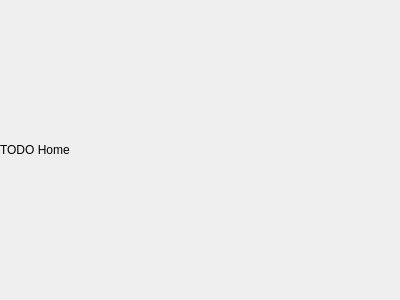
The window that src/preppipe_gui_pyside6/forms/homewidget.ui (PrepPipe/preppipe-python) describes before a commit, drawn with Qt 5.
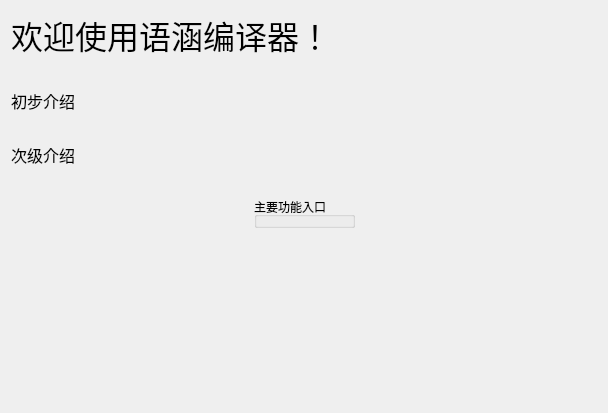
The same window after the commit.

Commit message: [GUI] home page improvement

What changed in the file:
```diff
--- a/src/preppipe_gui_pyside6/forms/homewidget.ui
+++ b/src/preppipe_gui_pyside6/forms/homewidget.ui
@@ -6,33 +6,112 @@
    <rect>
     <x>0</x>
     <y>0</y>
-    <width>400</width>
-    <height>300</height>
+    <width>608</width>
+    <height>413</height>
    </rect>
   </property>
   <property name="windowTitle">
    <string>Form</string>
   </property>
   <layout class="QVBoxLayout" name="verticalLayout">
-   <property name="leftMargin">
-    <number>0</number>
+   <property name="spacing">
+    <number>30</number>
    </property>
-   <property name="topMargin">
-    <number>0</number>
-   </property>
-   <property name="rightMargin">
-    <number>0</number>
-   </property>
-   <property name="bottomMargin">
-    <number>0</number>
-   </property>
    <item>
-    <widget class="QLabel" name="label">
+    <widget class="QLabel" name="welcomeTitleLabel">
+     <property name="font">
+      <font>
+       <pointsize>24</pointsize>
+      </font>
+     </property>
      <property name="text">
-      <string>TODO Home</string>
+      <string>欢迎使用语涵编译器！</string>
      </property>
+     <property name="wordWrap">
+      <bool>true</bool>
+     </property>
     </widget>
    </item>
+   <item>
+    <widget class="QLabel" name="intro1Label">
+     <property name="font">
+      <font>
+       <pointsize>12</pointsize>
+      </font>
+     </property>
+     <property name="text">
+      <string>初步介绍</string>
+     </property>
+     <property name="wordWrap">
+      <bool>true</bool>
+     </property>
+    </widget>
+   </item>
+   <item>
+    <widget class="QLabel" name="intro2Label">
+     <property name="font">
+      <font>
+       <pointsize>12</pointsize>
+      </font>
+     </property>
+     <property name="text">
+      <string>次级介绍</string>
+     </property>
+     <property name="wordWrap">
+      <bool>true</bool>
+     </property>
+    </widget>
+   </item>
+   <item>
+    <layout class="QHBoxLayout" name="horizontalLayout">
+     <item>
+      <spacer name="horizontalSpacer_2">
+       <property name="orientation">
+        <enum>Qt::Orientation::Horizontal</enum>
+       </property>
+       <property name="sizeHint" stdset="0">
+        <size>
+         <width>40</width>
+         <height>20</height>
+        </size>
+       </property>
+      </spacer>
+     </item>
+     <item>
+      <widget class="QGroupBox" name="mainEntryGroupBox">
+       <property name="title">
+        <string>主要功能入口</string>
+       </property>
+      </widget>
+     </item>
+     <item>
+      <spacer name="horizontalSpacer">
+       <property name="orientation">
+        <enum>Qt::Orientation::Horizontal</enum>
+       </property>
+       <property name="sizeHint" stdset="0">
+        <size>
+         <width>40</width>
+         <height>20</height>
+        </size>
+       </property>
+      </spacer>
+     </item>
+    </layout>
+   </item>
+   <item>
+    <spacer name="verticalSpacer">
+     <property name="orientation">
+      <enum>Qt::Orientation::Vertical</enum>
+     </property>
+     <property name="sizeHint" stdset="0">
+      <size>
+       <width>20</width>
+       <height>40</height>
+      </size>
+     </property>
+    </spacer>
+   </item>
   </layout>
  </widget>
  <resources/>
```
The commit also changes 1 other file.
